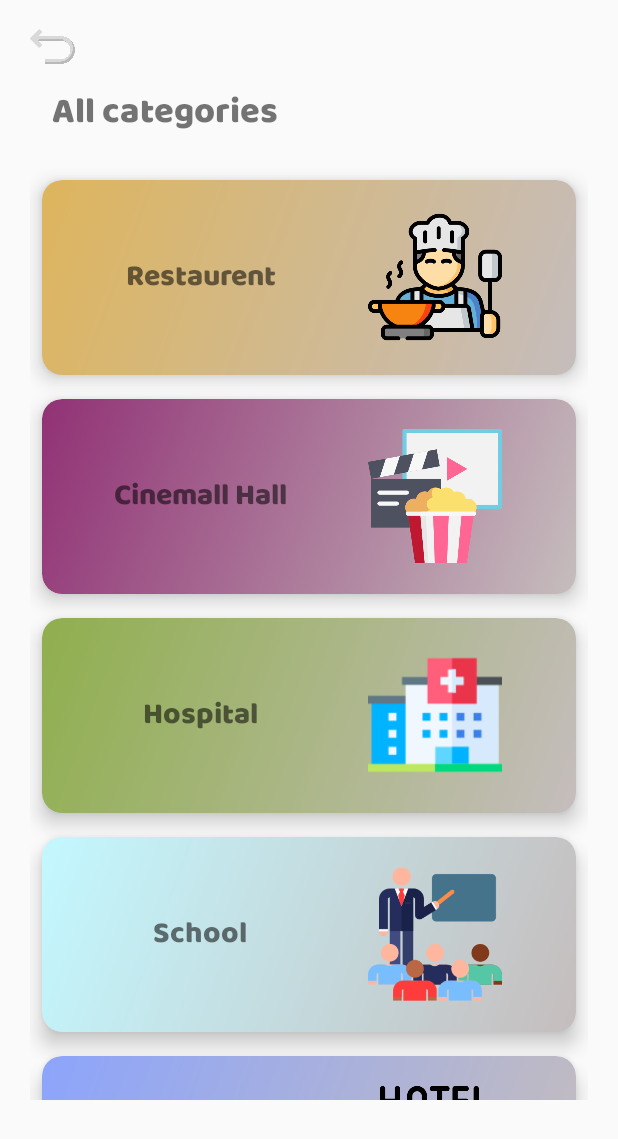
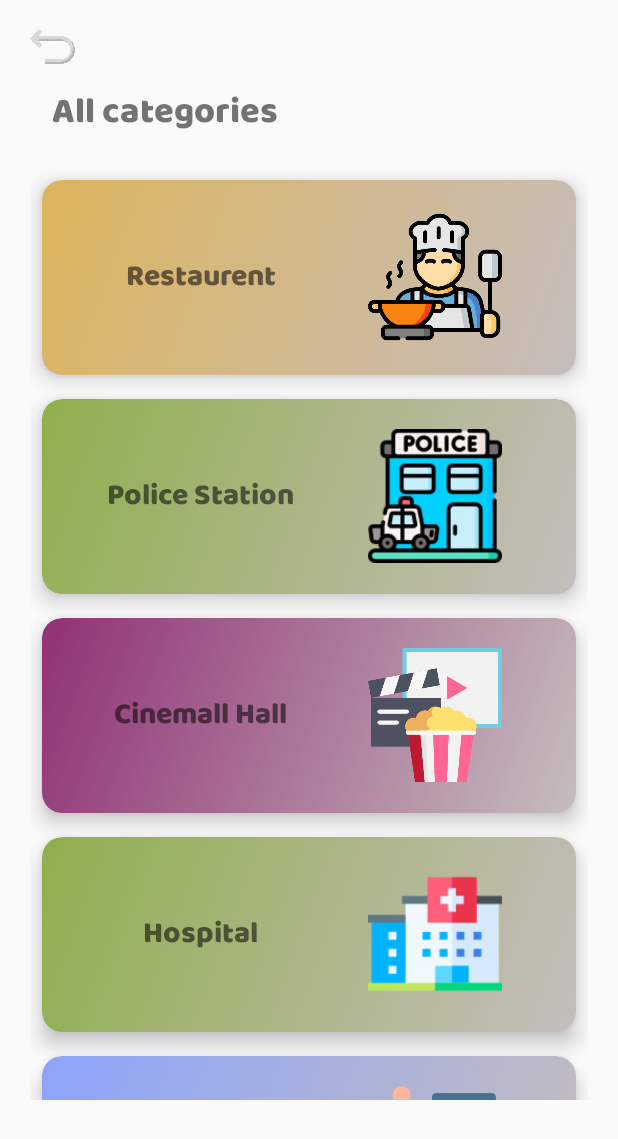
Before and after one commit to sahilsaif12/LocR, an Android app: the UserDashboard screen opened directly, with no data from a screen before it, in the side drawer, after a tap on "All categories", on a phone screen of 412 x 824 dp. Shown: the top 1139 px of the screen. Run offline under Robolectric (Android 15) with nearby library versions, the phone set to English and light mode, and no system bars; our stand-ins replace Picasso; libraries missing offline, so code that uses them is left out: com.karumi.dexter; pictures from the network do not load; 1 statement that could not run was skipped.

Commit message:
category wise locations activity done & fetching category wise data from api

```diff
--- a/app/build.gradle
+++ b/app/build.gradle
@@ -1,5 +1,7 @@
 plugins {
     id 'com.android.application'
+    id 'com.google.android.libraries.mapsplatform.secrets-gradle-plugin'
+
 }
 
 android {
@@ -12,6 +14,9 @@ android {
         versionCode 1
         versionName "1.0"
         multiDexEnabled true
+        manifestPlaceholders = [
+                appAuthRedirectScheme: 'io.identityserver.demo'
+        ]
 
         testInstrumentationRunner "androidx.test.runner.AndroidJUnitRunner"
     }
@@ -41,5 +46,4 @@ dependencies {
     implementation 'com.karumi:dexter:6.2.3'
     implementation 'com.squareup.picasso:picasso:2.8'
 
-
 }
--- a/app/src/main/AndroidManifest.xml
+++ b/app/src/main/AndroidManifest.xml
@@ -16,6 +16,9 @@
         android:supportsRtl="true"
         android:theme="@style/Theme.AppCompat.DayNight.NoActionBar"
         tools:targetApi="31">
+        <activity
+            android:name=".User.SingleCategoryPlaces"
+            android:exported="false" />
         <activity
             android:name=".User.AllCategories"
             android:exported="false" />
@@ -47,6 +50,9 @@
         <meta-data
             android:name="com.google.android.geo.API_KEY"
             android:value="AIzaSyADJKl4O7G3DJvKzfb4ICzqmd-fNH7-2To" />
+        <meta-data
+            android:name="geoapify_key"
+            android:value="${GEOAPIFY_KEY}" />
 
         <uses-library
             android:name="org.apache.http.legacy"
--- /dev/null
+++ b/app/src/main/java/com/example/locr/HelperClasses/CategoryViewInterface.java
@@ -0,0 +1,10 @@
+package com.example.locr.HelperClasses;
+
+import com.example.locr.HelperClasses.HomeAdaptersHelperClasses.CategoriesHelperClass;
+
+import java.util.ArrayList;
+
+public interface CategoryViewInterface {
+
+    void onItemClick(int position, ArrayList<CategoriesHelperClass> category);
+}
--- /dev/null
+++ b/app/src/main/java/com/example/locr/HelperClasses/FetchingData.java
@@ -0,0 +1,87 @@
+package com.example.locr.HelperClasses;
+
+import android.content.Context;
+import android.content.pm.ApplicationInfo;
+import android.content.pm.PackageManager;
+import android.os.Bundle;
+import android.util.Log;
+
+import com.example.locr.User.UserDashboard;
+
+import org.json.JSONArray;
+import org.json.JSONException;
+import org.json.JSONObject;
+
+import java.io.IOException;
+import java.net.MalformedURLException;
+import java.net.URL;
+
+import okhttp3.OkHttpClient;
+import okhttp3.Request;
+import okhttp3.Response;
+
+public class FetchingData {
+
+    public void getLocationData(Context context , int radius, String category_id) throws IOException {
+        Double lat=UserDashboard.lat;
+        Double lon=UserDashboard.lon;
+        String data ;
+        new Thread(new Runnable(){
+            @Override
+            public void run() {
+
+                ApplicationInfo ai;
+                Bundle bundle=null ;
+                try {
+                    ai = context.getPackageManager().getApplicationInfo(context.getPackageName(), PackageManager.GET_META_DATA);
+                    bundle = ai.metaData;
+                } catch (PackageManager.NameNotFoundException e) {
+                    e.printStackTrace();
+                }
+
+//                 Do network action in this function
+                OkHttpClient client = new OkHttpClient().newBuilder()
+                        .build();
+
+                Request request = null;
+                try {
+                    request = new Request.Builder()
+                            .url(new URL("https://api.geoapify.com/v2/places?categories="+ category_id +"&filter=circle:" +lon+","+lat+"," +radius+"&bias=proximity:"+lon+","+lat +"&limit=50&apiKey=" +bundle.get("geoapify_key")))
+                            .method("GET", null)
+                            .build();
+                } catch (MalformedURLException e) {
+                    e.printStackTrace();
+                }
+                Response response = null;
+                try {
+                    response = client.newCall(request).execute();
+                    String s =response.body().string();
+                    JSONObject jsonObject=new JSONObject(s);
+                    JSONArray data =jsonObject.getJSONArray("features");
+                    UserDashboard.data=data;
+
+//                    for (int i=0;i<data.length();i++){
+//                        JSONObject d=data.getJSONObject(i);
+//                        Log.d("data1", String.valueOf(d));
+//                    }
+//                    Log.d("data1", s);
+//                    Log.d("data1", String.valueOf(data));
+
+                    Log.d("data1", String.valueOf("https://api.geoapify.com/v2/places?categories="+ category_id +"&filter=circle:" +lon+","+lat+"," +radius+"&bias=proximity:"+lon+","+lat +"&limit=50&apiKey=" +bundle.get("geoapify_key")));
+
+
+                } catch (IOException | JSONException e) {
+                    e.printStackTrace();
+                }
+                //                    JSONObject jsonObject=new JSONObject(s);
+//                    data[0] =jsonObject.getJSONArray("features");
+
+//                    Log.d("response", );
+            }
+        }).start();
+
+
+
+    }
+
+}
--- a/app/src/main/java/com/example/locr/HelperClasses/HomeAdapter/CategoryAdapter.java
+++ b/app/src/main/java/com/example/locr/HelperClasses/HomeAdapter/CategoryAdapter.java
@@ -10,17 +10,20 @@ import androidx.annotation.NonNull;
 import androidx.cardview.widget.CardView;
 import androidx.recyclerview.widget.RecyclerView;
 
+import com.example.locr.HelperClasses.CategoryViewInterface;
 import com.example.locr.HelperClasses.HomeAdaptersHelperClasses.CategoriesHelperClass;
 import com.example.locr.R;
 
 import java.util.ArrayList;
 
 public class CategoryAdapter extends RecyclerView.Adapter<CategoryAdapter.CategoryViewHolder> {
+    private final CategoryViewInterface categoryViewInterface;
     ArrayList<CategoriesHelperClass> category;
 
 
-    public CategoryAdapter(ArrayList<CategoriesHelperClass> category) {
+    public CategoryAdapter(ArrayList<CategoriesHelperClass> category, CategoryViewInterface categoryViewInterface) {
         this.category = category;
+        this.categoryViewInterface=categoryViewInterface;
 
     }
     @NonNull
@@ -51,9 +54,22 @@ public class CategoryAdapter extends RecyclerView.Adapter<CategoryAdapter.Catego
         public CategoryViewHolder(@NonNull View itemView) {
             super(itemView);
             title=itemView.findViewById(R.id.category_title);
-            image=itemView.findViewById(R.id.category_img);
+            image=itemView.findViewById(R.id.location_img);
             card=itemView.findViewById(R.id.catagory_box);
 
+            itemView.setOnClickListener(new View.OnClickListener() {
+                @Override
+                public void onClick(View view) {
+                    if (categoryViewInterface!=null){
+                        int pos=getAdapterPosition();
+                        if (pos!=RecyclerView.NO_POSITION){
+                            categoryViewInterface.onItemClick(pos,category);
+                        }
+                    }
+                }
+            });
         }
+
+
     }
 }
--- a/app/src/main/java/com/example/locr/User/AllCategories.java
+++ b/app/src/main/java/com/example/locr/User/AllCategories.java
@@ -4,25 +4,38 @@ import androidx.appcompat.app.AppCompatActivity;
 import androidx.recyclerview.widget.LinearLayoutManager;
 import androidx.recyclerview.widget.RecyclerView;
 
+import android.content.Intent;
 import android.graphics.drawable.GradientDrawable;
+import android.location.LocationManager;
 import android.os.Bundle;
+import android.util.Log;
+import android.view.View;
+import android.widget.ProgressBar;
+import android.widget.RelativeLayout;
 
+import com.example.locr.HelperClasses.CategoryViewInterface;
+import com.example.locr.HelperClasses.FetchingData;
 import com.example.locr.HelperClasses.HomeAdapter.CategoryAdapter;
 import com.example.locr.HelperClasses.HomeAdaptersHelperClasses.CategoriesHelperClass;
 import com.example.locr.R;
 
+import java.io.IOException;
 import java.util.ArrayList;
+import java.util.Timer;
+import java.util.TimerTask;
 
-public class AllCategories extends AppCompatActivity {
+public class AllCategories extends AppCompatActivity implements CategoryViewInterface {
 
     RecyclerView.Adapter adapter;
     RecyclerView all_category_recycler;
+    RelativeLayout loading_screen;
     @Override
     protected void onCreate(Bundle savedInstanceState) {
         super.onCreate(savedInstanceState);
         setContentView(R.layout.activity_all_categories);
         all_category_recycler=findViewById(R.id.all_category_recycler);
-
+        loading_screen=findViewById(R.id.loading_screen);
+        loading_screen.setVisibility(View.GONE);
         allCategoryRecycler();
     }
 
@@ -37,8 +50,8 @@ public class AllCategories extends AppCompatActivity {
         gradient1 = new GradientDrawable(GradientDrawable.Orientation.TL_BR, new int[]{0xffDEB55D, 0xFFC5BDBD});
         gradient2 = new GradientDrawable(GradientDrawable.Orientation.TL_BR, new int[]{0xff8FAF4D, 0xFFC5BDBD});
         gradient3 = new GradientDrawable(GradientDrawable.Orientation.TL_BR, new int[]{0xFFFAA2A2, 0xFFC5BDBD});
-        gradient4 = new GradientDrawable(GradientDrawable.Orientation.TL_BR, new int[]{0xFFC3F8FF, 0xFFC5BDBD});
-        gradient5 = new GradientDrawable(GradientDrawable.Orientation.TL_BR, new int[]{0xFF8CA4FB, 0xFFC5BDBD});
+        gradient4 = new GradientDrawable(GradientDrawable.Orientation.TL_BR, new int[]{0xFF8CA4FB, 0xFFC5BDBD});
+        gradient5 = new GradientDrawable(GradientDrawable.Orientation.TL_BR, new int[]{0xCBD51E6D, 0xFFC5BDBD});
         gradient6 = new GradientDrawable(GradientDrawable.Orientation.TL_BR, new int[]{0x7C6BFF02, 0xFFC5BDBD});
         gradient7 = new GradientDrawable(GradientDrawable.Orientation.TL_BR, new int[]{0xFF913175, 0xFFC5BDBD});
         gradient8 = new GradientDrawable(GradientDrawable.Orientation.TL_BR, new int[]{0x92FFDE03, 0xFFC5BDBD});
@@ -56,6 +69,7 @@ public class AllCategories extends AppCompatActivity {
         all_category_recycler.setLayoutManager(new LinearLayoutManager(this,LinearLayoutManager.VERTICAL,false));
         ArrayList<CategoriesHelperClass> category= new ArrayList<>();
         category.add(new CategoriesHelperClass(gradient1,R.drawable.restaurent_category,"Restaurent","catering.restaurant"));
+        category.add(new CategoriesHelperClass(gradient2,R.drawable.police_station_category,"Police Station","service.police"));
         category.add(new CategoriesHelperClass(gradient7,R.drawable.cinema_category,"Cinemall Hall","entertainment.cinema"));
         category.add(new CategoriesHelperClass(gradient2,R.drawable.hospital_category,"Hospital","healthcare.hospital"));
         category.add(new CategoriesHelperClass(gradient4,R.drawable.school_category,"School","education.school"));
@@ -69,7 +83,6 @@ public class AllCategories extends AppCompatActivity {
         category.add(new CategoriesHelperClass(gradient7,R.drawable.playground_category,"Playground","leisure.playground"));
         category.add(new CategoriesHelperClass(gradient8,R.drawable.pharmacy_category,"Pharmacy","healthcare.pharmacy"));
         category.add(new CategoriesHelperClass(gradient3,R.drawable.parking_category,"Parking","parking"));
-        category.add(new CategoriesHelperClass(gradient2,R.drawable.police_station_category,"Police Station","service.police"));
         category.add(new CategoriesHelperClass(gradient1,R.drawable.ticket_category,"Booking Tickets","commercial.tickets_and_lottery"));
         category.add(new CategoriesHelperClass(gradient7,R.drawable.book_shop_category,"Books Shop","commercial.books"));
         category.add(new CategoriesHelperClass(gradient8,R.drawable.sweet_shop_category,"Sweet Shop","commercial.food_and_drink.confectionery"));
@@ -87,9 +100,53 @@ public class AllCategories extends AppCompatActivity {
         category.add(new CategoriesHelperClass(gradient2,R.drawable.furnitures_category,"Furniture","commercial.furniture_and_interior"));
         category.add(new CategoriesHelperClass(gradient4,R.drawable.water_park_category,"Water Park","entertainment.water_park"));
         category.add(new CategoriesHelperClass(gradient6,R.drawable.administrative_category,"Administrative","administrative"));
-        adapter=new CategoryAdapter(category);
+        adapter=new CategoryAdapter(category,this);
         all_category_recycler.setAdapter(adapter);
     }
 
+    public void openFeatureCategory(String category){
 
+    }
+
+
+    @Override
+    public void onItemClick(int position,ArrayList<CategoriesHelperClass> category) {
+        loading_screen.setVisibility(View.VISIBLE);
+        FetchingData fetchingData=new FetchingData();
+        try {
+            fetchingData.getLocationData(this,5000,category.get(position).getId());
+
+//            Log.d("data", String.valueOf(data));
+        } catch (IOException e) {
+            e.printStackTrace();
+        }
+
+
+//                    loading_screen.setVisibility(View.GONE);
+
+        Timer timer = new Timer();
+        timer.schedule(new TimerTask() {
+            @Override
+            public void run() { // Function runs every MINUTES minutes.
+                    Log.d("msg", "running");
+                if (UserDashboard.data!=null) {
+
+                    Log.d("msg", "opening");
+                    Intent intent = new Intent(getApplicationContext(), SingleCategoryPlaces.class);
+                    intent.putExtra("id", category.get(position).getId());
+                    intent.putExtra("img", category.get(position).getImage());
+                    startActivity(intent);
+                    timer.cancel();
+                }
+            }
+        }, 0, 1000);
+
+    }
+
+
+    @Override
+    protected void onResume() {
+        loading_screen.setVisibility(View.GONE);
+        super.onResume();
+    }
 }
--- a/app/src/main/java/com/example/locr/User/UserDashboard.java
+++ b/app/src/main/java/com/example/locr/User/UserDashboard.java
@@ -2,7 +2,10 @@ package com.example.locr.User;
 
 import android.Manifest;
 import android.annotation.SuppressLint;
+import android.content.Context;
 import android.content.Intent;
+import android.content.pm.ApplicationInfo;
+import android.content.pm.PackageManager;
 import android.graphics.drawable.GradientDrawable;
 import android.location.Location;
 import android.location.LocationManager;
@@ -25,6 +28,8 @@ import androidx.recyclerview.widget.LinearLayoutManager;
 import androidx.recyclerview.widget.RecyclerView;
 
 import com.example.locr.Common.MapScreen;
+import com.example.locr.HelperClasses.CategoryViewInterface;
+import com.example.locr.HelperClasses.FetchingData;
 import com.example.locr.HelperClasses.GpsChecker;
 import com.example.locr.HelperClasses.HomeAdapter.CategoryAdapter;
 import com.example.locr.HelperClasses.HomeAdapter.FeaturedAdapter;
@@ -59,10 +64,11 @@ import okhttp3.OkHttpClient;
 import okhttp3.Request;
 import okhttp3.Response;
 
-public class UserDashboard extends AppCompatActivity implements NavigationView.OnNavigationItemSelectedListener {
+public class UserDashboard extends AppCompatActivity implements NavigationView.OnNavigationItemSelectedListener, CategoryViewInterface {
 
     static final float END_SCALE=0.7f;
     public static double lat,lon;
+    public static JSONArray data;
     public static Boolean isLocationPermissionGranted;
     RecyclerView featured_recycler,most_viewed_recycler,category_recycler;
     RecyclerView.Adapter adapter;
@@ -73,6 +79,7 @@ public class UserDashboard extends AppCompatActivity implements NavigationView.O
     NavigationView navigationView;
     LinearLayout contentView;
     TextView viewAllCategory;
+    RelativeLayout loading_screen;
 
     @Override
     protected void onCreate(Bundle savedInstanceState) {
@@ -85,6 +92,7 @@ public class UserDashboard extends AppCompatActivity implements NavigationView.O
         featured_recycler=findViewById(R.id.featured_recycler);
         most_viewed_recycler=findViewById(R.id.most_viewed_recycler);
         category_recycler=findViewById(R.id.category_recycler);
+        loading_screen=findViewById(R.id.user_dash_loading_screen);
         featuredRecycler();
         mostViewedRecycler();
         categoryRecycler();
@@ -130,40 +138,16 @@ public class UserDashboard extends AppCompatActivity implements NavigationView.O
 //            e.printStackTrace();
 //        }
 
+//        FetchingData fetchingData=new FetchingData();
+//        try {
+//            fetchingData.getLocationData(this,5000,"healthcare.hospital");
+//            Log.d("data", String.valueOf(data));
+//        } catch (IOException e) {
+//            e.printStackTrace();
+//        }
 
     }
 
-    private void setData() throws IOException {
-        new Thread(new Runnable(){
-            @Override
-            public void run() {
-                // Do network action in this function
-                OkHttpClient client = new OkHttpClient().newBuilder()
-                        .build();
-                Request request = new Request.Builder()
-                        .url("https://api.geoapify.com/v2/places?categories=healthcare.pharmacy&filter=circle:74.0855134,15.3004543,100000&bias=proximity:74.0855134,15.3004543&limit=20&apiKey=fc2737e59a8a4b9d892fd638d2190116")
-                        .method("GET", null)
-                        .build();
-                Response response = null;
-                try {
-                    response = client.newCall(request).execute();
-                } catch (IOException e) {
-                    e.printStackTrace();
-                }
-                try {
-                    String s=response.body().string();
-                    JSONObject jsonObject=new JSONObject(s);
-                    JSONArray ss=jsonObject.getJSONArray("features");
-
-//                    Log.d("response", );
-                } catch (IOException | JSONException e) {
-                    e.printStackTrace();
-                }
-            }
-        }).start();
-
-
-    }
 
     private boolean isGpsEnable(){
         LocationManager locationManager=(LocationManager) getSystemService(LOCATION_SERVICE);
@@ -184,7 +168,7 @@ public class UserDashboard extends AppCompatActivity implements NavigationView.O
                         timer.cancel();
                     }
                 }
-            }, 0, 1000);
+            }, 0, 500);
 
 
         }
@@ -299,8 +283,8 @@ public class UserDashboard extends AppCompatActivity implements NavigationView.O
         gradient1 = new GradientDrawable(GradientDrawable.Orientation.TL_BR, new int[]{0xffDEB55D, 0xFFC5BDBD});
         gradient2 = new GradientDrawable(GradientDrawable.Orientation.TL_BR, new int[]{0xff8FAF4D, 0xFFC5BDBD});
         gradient3 = new GradientDrawable(GradientDrawable.Orientation.TL_BR, new int[]{0xFFFAA2A2, 0xFFC5BDBD});
-        gradient4 = new GradientDrawable(GradientDrawable.Orientation.TL_BR, new int[]{0xFFA2FAE8, 0xFFC5BDBD});
-        gradient5 = new GradientDrawable(GradientDrawable.Orientation.TL_BR, new int[]{0xFF8CA4FB, 0xFFC5BDBD});
+        gradient4 = new GradientDrawable(GradientDrawable.Orientation.TL_BR, new int[]{0xFF8CA4FB, 0xFFC5BDBD});
+        gradient5 = new GradientDrawable(GradientDrawable.Orientation.TL_BR, new int[]{0xCBD51E6D, 0xFFC5BDBD});
         gradient6 = new GradientDrawable(GradientDrawable.Orientation.TL_BR, new int[]{0x7C6BFF02, 0xFFC5BDBD});
         gradient7 = new GradientDrawable(GradientDrawable.Orientation.TL_BR, new int[]{0xFFFB9D8C, 0xFFC5BDBD});
         gradient8 = new GradientDrawable(GradientDrawable.Orientation.TL_BR, new int[]{0x92FFDE03, 0xFFC5BDBD});
@@ -327,7 +311,7 @@ public class UserDashboard extends AppCompatActivity implements NavigationView.O
         category.add(new CategoriesHelperClass(gradient7,R.drawable.coffee_category,"Tea Or Coffee","commercial.food_and_drink.coffee_and_tea"));
         category.add(new CategoriesHelperClass(gradient8,R.drawable.park_category,"Park","leisure.park"));
 
-        adapter=new CategoryAdapter(category);
+        adapter=new CategoryAdapter(category,this);
         category_recycler.setAdapter(adapter);
     }
 
@@ -364,4 +348,41 @@ public class UserDashboard extends AppCompatActivity implements NavigationView.O
         }
         return true;
     }
+
+    @Override
+    public void onItemClick(int position,ArrayList<CategoriesHelperClass> category) {
+        loading_screen.setVisibility(View.VISIBLE);
+        FetchingData fetchingData=new FetchingData();
+        try {
+            fetchingData.getLocationData(this,5000,category.get(position).getId());
+//            Log.d("data", String.valueOf(data));
+        } catch (IOException e) {
+            e.printStackTrace();
+        }
+
+        Timer timer = new Timer();
+        timer.schedule(new TimerTask() {
+            @Override
+            public void run() { // Function runs every MINUTES minutes.
+                Log.d("k","running");
+                if (UserDashboard.data!=null) {
+                    Log.d("task","not null");
+//                    loading_screen.setVisibility(View.GONE);
+                    Intent intent=new Intent(getApplicationContext(),SingleCategoryPlaces.class);
+                    intent.putExtra("id", category.get(position).getId());
+                    intent.putExtra("img", category.get(position).getImage());
+                    startActivity(intent);
+                    timer.cancel();
+                }
+            }
+        }, 0, 1000);
+
+
+    }
+
+    @Override
+    protected void onResume() {
+        loading_screen.setVisibility(View.GONE);
+        super.onResume();
+    }
 }
--- /dev/null
+++ b/app/src/main/res/drawable/direction_icon.xml
@@ -0,0 +1,5 @@
+<vector android:height="24dp" android:tint="#000000"
+    android:viewportHeight="24" android:viewportWidth="24"
+    android:width="24dp" xmlns:android="http://schemas.android.com/apk/res/android">
+    <path android:fillColor="@android:color/white" android:pathData="M21.71,11.29l-9,-9c-0.39,-0.39 -1.02,-0.39 -1.41,0l-9,9c-0.39,0.39 -0.39,1.02 0,1.41l9,9c0.39,0.39 1.02,0.39 1.41,0l9,-9c0.39,-0.38 0.39,-1.01 0,-1.41zM14,14.5V12h-4v3H8v-4c0,-0.55 0.45,-1 1,-1h5V7.5l3.5,3.5 -3.5,3.5z"/>
+</vector>
--- /dev/null
+++ b/app/src/main/res/drawable/location_icon.xml
@@ -0,0 +1,5 @@
+<vector android:height="24dp" android:tint="#000000"
+    android:viewportHeight="24" android:viewportWidth="24"
+    android:width="24dp" xmlns:android="http://schemas.android.com/apk/res/android">
+    <path android:fillColor="@android:color/white" android:pathData="M12,2C8.13,2 5,5.13 5,9c0,5.25 7,13 7,13s7,-7.75 7,-13c0,-3.87 -3.13,-7 -7,-7zM12,11.5c-1.38,0 -2.5,-1.12 -2.5,-2.5s1.12,-2.5 2.5,-2.5 2.5,1.12 2.5,2.5 -1.12,2.5 -2.5,2.5z"/>
+</vector>
--- a/app/src/main/res/layout/activity_all_categories.xml
+++ b/app/src/main/res/layout/activity_all_categories.xml
@@ -25,9 +25,9 @@
         android:layout_height="30dp"
         android:layout_marginStart="16dp"
         android:layout_marginTop="16dp"
+        android:onClick="backBtn"
         app:layout_constraintStart_toStartOf="parent"
         app:layout_constraintTop_toTopOf="parent"
-        android:onClick="backBtn"
         app:srcCompat="@drawable/back_btn_icon"
         tools:ignore="OnClick" />
 
@@ -41,4 +41,21 @@
         app:layout_constraintEnd_toEndOf="parent"
         app:layout_constraintStart_toStartOf="parent"
         app:layout_constraintTop_toTopOf="parent" />
+
+    <RelativeLayout
+        android:id="@+id/loading_screen"
+        android:layout_width="match_parent"
+        android:layout_height="match_parent"
+        android:background="#BE858080"
+        android:gravity="center"
+        android:visibility="gone">
+
+        <ProgressBar
+            android:id="@+id/progressBar"
+            style="?android:attr/progressBarStyle"
+            android:layout_width="74dp"
+            android:layout_height="73dp"
+            android:indeterminateTint="#FDAD26"
+            android:visibility="visible" />
+    </RelativeLayout>
 </androidx.constraintlayout.widget.ConstraintLayout>
--- a/app/src/main/res/layout/category_layout.xml
+++ b/app/src/main/res/layout/category_layout.xml
@@ -29,7 +29,7 @@
             android:textSize="20sp" />
 
         <ImageView
-            android:id="@+id/category_img"
+            android:id="@+id/location_img"
             android:layout_width="105dp"
             android:layout_height="89dp"
             android:layout_marginLeft="40dp"
--- a/build.gradle
+++ b/build.gradle
@@ -2,6 +2,8 @@
 plugins {
     id 'com.android.application' version '7.2.2' apply false
     id 'com.android.library' version '7.2.2' apply false
+    id 'com.google.android.libraries.mapsplatform.secrets-gradle-plugin' version '2.0.1' apply false
+
 }
 
 task clean(type: Delete) {
--- a/settings.gradle
+++ b/settings.gradle
@@ -5,6 +5,7 @@ pluginManagement {
         mavenCentral()
     }
 }
+
 dependencyResolutionManagement {
     repositoriesMode.set(RepositoriesMode.FAIL_ON_PROJECT_REPOS)
     repositories {
```
Also changed, not shown: app/src/main/java/com/example/locr/HelperClasses/HomeAdapter/LocationAdapter.java (added, +62 -0 lines), app/src/main/java/com/example/locr/HelperClasses/HomeAdaptersHelperClasses/LocationHelperClass.java (added, +40 -0 lines), app/src/main/java/com/example/locr/User/SingleCategoryPlaces.java (added, +84 -0 lines), app/src/main/res/layout/activity_dashboard.xml (+21 -2 lines), app/src/main/res/layout/activity_single_category_places.xml (added, +36 -0 lines), app/src/main/res/layout/location_card_layout.xml (added, +94 -0 lines).
